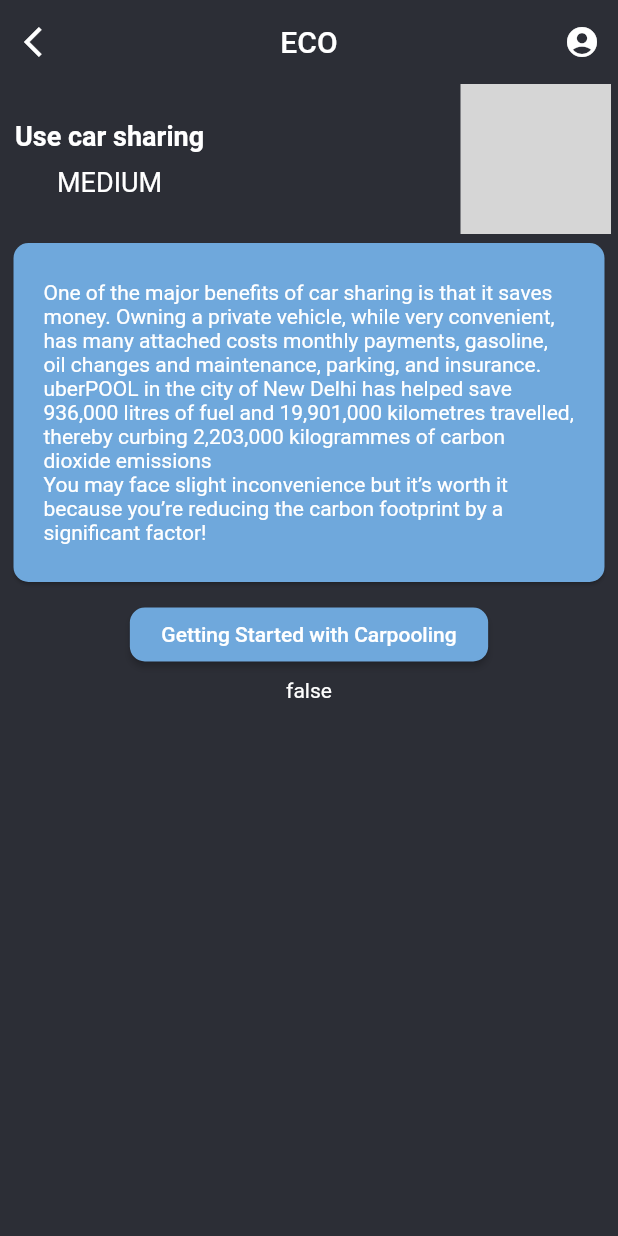
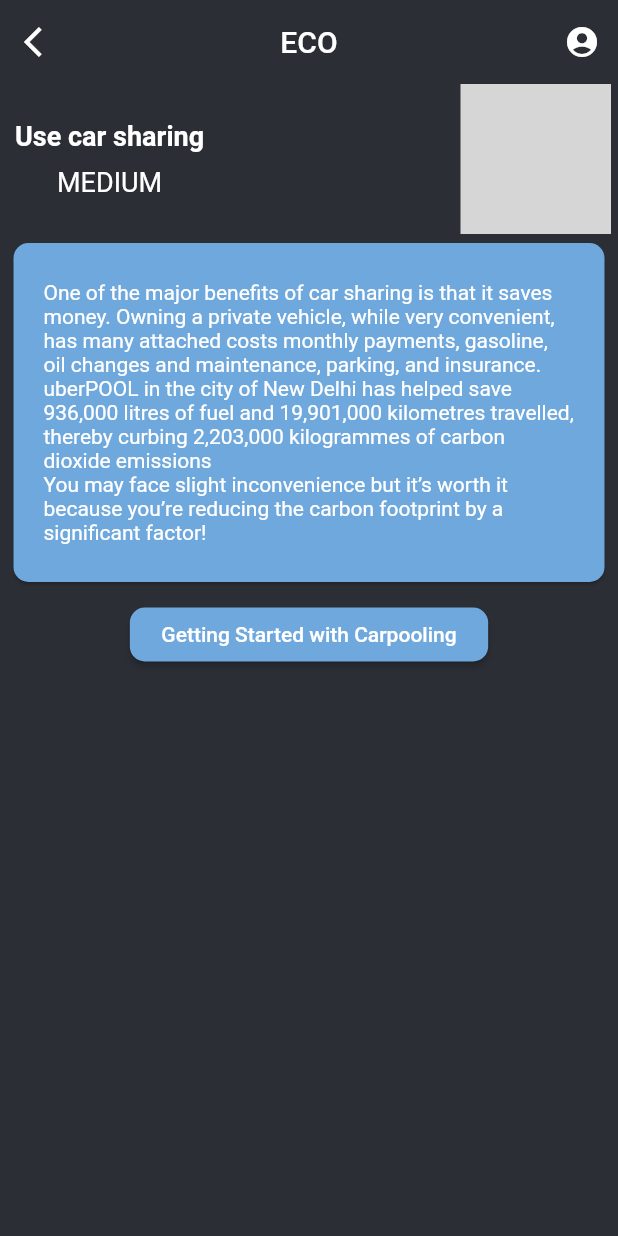
Before and after one commit to shree675/ECOmpanion, a Flutter app: the screen it shows after launch, after a tap on "Did you carpool or share a ride today?", on a phone screen of 412 x 824 dp. Run offline on Flutter 3.47's test engine with Material 2 defaults, Android fonts, the phone set to English and light mode, and no system bars; our stand-ins replace expansion_tile_card, flutter_local_notifications, flutter_svg, shared_preferences; missing offline and left inert: day_night_time_picker, expansion_card; statements that could not run were skipped; grey boxes are pictures that could not be loaded.

Commit message:
fixed badge and quiz

```diff
--- a/Layout/lib/details.dart
+++ b/Layout/lib/details.dart
@@ -1,3 +1,5 @@
+import 'dart:math';
+
 import 'flashcard_model.dart';
 import 'package:flutter/material.dart';
 import 'package:flutter_svg/flutter_svg.dart';
@@ -9,8 +11,8 @@ import 'homescreen.dart';
 
 class Details extends StatefulWidget {
   final FlashcardModel flashcardModel;
-  final int index;
   Details(this.flashcardModel, this.index);
+  int index;
 
   @override
   _DetailsState createState() => _DetailsState(this.flashcardModel, this.index);
@@ -30,22 +32,37 @@ class _DetailsState extends State<Details> {
 
   Color iconColor;
 
-  List<bool> ndeasyrem = new List(9);
-  List<String> easystringrem = new List(9);
-  List<bool> ndmediumrem = new List(19);
-  List<String> mediumstringrem = new List(19);
-  List<bool> ndhardrem = new List(12);
-  List<String> hardstringrem = new List(12);
+  // List<bool> ndeasyrem = new List(9);
+  // List<String> easystringrem = new List(9);
+  // List<bool> ndmediumrem = new List(19);
+  // List<String> mediumstringrem = new List(19);
+  // List<bool> ndhardrem = new List(12);
+  // List<String> hardstringrem = new List(12);
+  //
+  // List<bool> deasyrem = new List(2);
+  // List<String> deasystringrem = new List(2);
+  // List<bool> dmediumrem = new List(6);
+  // List<String> dmediumstringrem = new List(6);
+  // List<bool> dhardrem = new List(3);
+  // List<String> dhardstringrem = new List(3);
 
-  List<bool> deasyrem = new List(2);
-  List<String> deasystringrem = new List(2);
-  List<bool> dmediumrem = new List(6);
-  List<String> dmediumstringrem = new List(6);
-  List<bool> dhardrem = new List(3);
-  List<String> dhardstringrem = new List(3);
+  List<int> ndeasy = new List(9);
+  List<String> easystring = new List(9);
+  List<int> ndmedium = new List(19);
+  List<String> mediumstring = new List(19);
+  List<int> ndhard = new List(12);
+  List<String> hardstring = new List(12);
+
+  List<int> deasy = new List(2);
+  List<String> deasystring = new List(2);
+  List<int> dmedium = new List(6);
+  List<String> dmediumstring = new List(6);
+  List<int> dhard = new List(3);
+  List<String> dhardstring = new List(3);
 
   int diff, id;
   bool daily, level;
+  List<String> badges;
 
   @override
   void initState() {
@@ -54,167 +71,329 @@ class _DetailsState extends State<Details> {
     id -= 1;
     diff = (data[index]["difficulty"] as Map)["scale"];
     daily = data[index]["isDaily"];
+    if((data[index]["badge"] as Map)!=null) {
+      badges = ((data[index]["badge"] as Map)["path"] as List);
+    }
+    else{
+      badges=[null,null,null,null,null,null,null,null,null,null,null,null,null,null,null,null,null,null];
+    }
     // level = data[0]["hasLevel"];
+    // if (!daily) {
+    //   if (diff == 1) {
+    //     ndeasyrem[id] = false;
+    //     easystringrem[id] = "easyrem$id";
+    //   } else if (diff == 2) {
+    //     ndmediumrem[id] = false;
+    //     mediumstringrem[id] = "mediumrem$id";
+    //   } else if (diff == 3) {
+    //     ndhardrem[id] = false;
+    //     hardstringrem[id] = "hardrem$id";
+    //   }
+    // }
+    // // } else if (daily && quiz == 1) {
+    // else if (daily) {
+    //   if (diff == 1) {
+    //     deasyrem[id] = false;
+    //     deasystringrem[id] = "deasyrem$id";
+    //   } else if (diff == 2) {
+    //     dmediumrem[id] = false;
+    //     dmediumstringrem[id] = "dmediumrem$id";
+    //   } else if (diff == 3) {
+    //     dhardrem[id] = false;
+    //     dhardstringrem[id] = "dhardrem$id";
+    //   }
+    // }
     if (!daily) {
       if (diff == 1) {
-        ndeasyrem[id] = false;
-        easystringrem[id] = "easyrem$id";
+        ndeasy[id] = 0;
+        easystring[id] = "easy$id";
       } else if (diff == 2) {
-        ndmediumrem[id] = false;
-        mediumstringrem[id] = "mediumrem$id";
+        ndmedium[id] = 0;
+        mediumstring[id] = "medium$id";
       } else if (diff == 3) {
-        ndhardrem[id] = false;
-        hardstringrem[id] = "hardrem$id";
+        ndhard[id] = 0;
+        hardstring[id] = "hard$id";
       }
     }
     // } else if (daily && quiz == 1) {
     else if (daily) {
       if (diff == 1) {
-        deasyrem[id] = false;
-        deasystringrem[id] = "deasyrem$id";
+        deasy[id] = 0;
+        deasystring[id] = "deasy$id";
       } else if (diff == 2) {
-        dmediumrem[id] = false;
-        dmediumstringrem[id] = "dmediumrem$id";
+        dmedium[id] = 0;
+        dmediumstring[id] = "dmedium$id";
       } else if (diff == 3) {
-        dhardrem[id] = false;
-        dhardstringrem[id] = "dhardrem$id";
+        dhard[id] = 0;
+        dhardstring[id] = "dhard$id";
       }
     }
+    for(int i=0;i<9;i++){
+      ndeasy[i]=0;
+    }
+    for(int i=0;i<19;i++){
+      ndmedium[i]=0;
+    }
+    for(int i=0;i<12;i++){
+      ndhard[i]=0;
+    }
+    for(int i=0;i<2;i++){
+      deasy[i]=0;
+    }
+    for(int i=0;i<6;i++){
+      dmedium[i]=0;
+    }
+    for(int i=0;i<3;i++){
+      dhard[i]=0;
+    }
     loadCounter(diff, id);
+    loadCounter2();
   }
+
+  // loadCounter(diff, id) async {
+  //   SharedPreferences pre = await SharedPreferences.getInstance();
+  //   setState(() {
+  //     if (!daily) {
+  //       if (diff == 1) {
+  //         ndeasyrem[id] = pre.getBool('easyrem$id') ?? false;
+  //         // data[index]["currentLevel"]=ndeasy[id];
+  //         r = ndeasyrem[id];
+  //         if (ndeasyrem[id] == false) {
+  //           iconColor = Colors.pink;
+  //         } else {
+  //           iconColor = Colors.yellow;
+  //         }
+  //       } else if (diff == 2) {
+  //         ndmediumrem[id] = pre.getBool('mediumrem$id') ?? false;
+  //         // data[index]["currentLevel"]=ndmedium[id];
+  //         r = ndmediumrem[id];
+  //         if (ndmediumrem[id] == false) {
+  //           iconColor = Colors.pink;
+  //         } else {
+  //           iconColor = Colors.yellow;
+  //         }
+  //       } else if (diff == 3) {
+  //         ndhardrem[id] = pre.getBool('hardrem$id') ?? false;
+  //         // data[index]["currentLevel"]=ndhard[id];
+  //         r = ndhardrem[id];
+  //         if (ndhardrem[id] == false) {
+  //           iconColor = Colors.pink;
+  //         } else {
+  //           iconColor = Colors.yellow;
+  //         }
+  //       }
+  //     }
+  //     // } else if (daily && quiz == 1) {
+  //     else if (daily) {
+  //       if (diff == 1) {
+  //         deasyrem[id] = pre.getBool('deasyrem$id') ?? false;
+  //         // data[index]["currentLevel"]=deasy[id];
+  //         r = deasyrem[id];
+  //         if (deasyrem[id] == false) {
+  //           iconColor = Colors.pink;
+  //         } else {
+  //           iconColor = Colors.yellow;
+  //         }
+  //       } else if (diff == 2) {
+  //         dmediumrem[id] = pre.getBool('dmediumrem$id') ?? false;
+  //         r = dmediumrem[id];
+  //         // data[index]["currentLevel"]=dmedium[id];
+  //         if (dmediumrem[id] == false) {
+  //           iconColor = Colors.pink;
+  //         } else {
+  //           iconColor = Colors.yellow;
+  //         }
+  //       } else if (diff == 3) {
+  //         dhardrem[id] = pre.getBool('dhardrem$id') ?? false;
+  //         r = dhardrem[id];
+  //         // data[index]["currentLevel"]=dhard[id];
+  //         if (dhardrem[id] == false) {
+  //           iconColor = Colors.pink;
+  //         } else {
+  //           iconColor = Colors.yellow;
+  //         }
+  //       }
+  //     }
+  //   });
+  // }
+
+  // bool r;
+
+  int curLevel;
 
   loadCounter(diff, id) async {
     SharedPreferences pre = await SharedPreferences.getInstance();
     setState(() {
       if (!daily) {
         if (diff == 1) {
-          ndeasyrem[id] = pre.getBool('easyrem$id') ?? false;
-          // this.data["currentLevel"]=ndeasy[id];
-          r = ndeasyrem[id];
-          if (ndeasyrem[id] == false) {
-            iconColor = Colors.pink;
-          } else {
-            iconColor = Colors.yellow;
-          }
+          ndeasy[id] = pre.getInt('easy$id') ?? 0;
+          data[index]["currentLevel"] = ndeasy[id];
+          curLevel = ndeasy[id];
         } else if (diff == 2) {
-          ndmediumrem[id] = pre.getBool('mediumrem$id') ?? false;
-          // this.data["currentLevel"]=ndmedium[id];
-          r = ndmediumrem[id];
-          if (ndmediumrem[id] == false) {
-            iconColor = Colors.pink;
-          } else {
-            iconColor = Colors.yellow;
-          }
+          ndmedium[id] = pre.getInt('medium$id') ?? 0;
+          data[index]["currentLevel"] = ndmedium[id];
+          curLevel = ndmedium[id];
         } else if (diff == 3) {
-          ndhardrem[id] = pre.getBool('hardrem$id') ?? false;
-          // this.data["currentLevel"]=ndhard[id];
-          r = ndhardrem[id];
-          if (ndhardrem[id] == false) {
-            iconColor = Colors.pink;
-          } else {
-            iconColor = Colors.yellow;
-          }
+          ndhard[id] = pre.getInt('hard$id') ?? 0;
+          data[index]["currentLevel"] = ndhard[id];
+          curLevel = ndhard[id];
         }
       }
       // } else if (daily && quiz == 1) {
-      else if (daily) {
+        else if (daily) {
         if (diff == 1) {
-          deasyrem[id] = pre.getBool('deasyrem$id') ?? false;
-          // this.data["currentLevel"]=deasy[id];
-          r = deasyrem[id];
-          if (deasyrem[id] == false) {
-            iconColor = Colors.pink;
-          } else {
-            iconColor = Colors.yellow;
-          }
+          deasy[id] = pre.getInt('deasy$id') ?? 0;
+          data[index]["currentLevel"] = deasy[id];
+          curLevel = deasy[id];
         } else if (diff == 2) {
-          dmediumrem[id] = pre.getBool('dmediumrem$id') ?? false;
-          r = dmediumrem[id];
-          // this.data["currentLevel"]=dmedium[id];
-          if (dmediumrem[id] == false) {
-            iconColor = Colors.pink;
-          } else {
-            iconColor = Colors.yellow;
-          }
+          dmedium[id] = pre.getInt('dmedium$id') ?? 0;
+          data[index]["currentLevel"] = dmedium[id];
+          curLevel = dmedium[id];
         } else if (diff == 3) {
-          dhardrem[id] = pre.getBool('dhardrem$id') ?? false;
-          r = dhardrem[id];
-          // this.data["currentLevel"]=dhard[id];
-          if (dhardrem[id] == false) {
-            iconColor = Colors.pink;
-          } else {
-            iconColor = Colors.yellow;
-          }
+          dhard[id] = pre.getInt('dhard$id') ?? 0;
+          data[index]["currentLevel"] = dhard[id];
+          curLevel = dhard[id];
         }
       }
     });
   }
 
-  bool r;
+  // updateCounter() async {
+  //   SharedPreferences pre = await SharedPreferences.getInstance();
+  //   setState(() {
+  //     if (!daily) {
+  //       if (diff == 1) {
+  //         ndeasyrem[id] = pre.getBool('easyrem$id') ?? false;
+  //         if (ndeasyrem[id] == false) {
+  //           pre.setBool('easyrem$id', true);
+  //           iconColor = Colors.yellow;
+  //         } else {
+  //           pre.setBool('easyrem$id', false);
+  //           iconColor = Colors.pink;
+  //         }
+  //       } else if (diff == 2) {
+  //         ndmediumrem[id] = pre.getBool('mediumrem$id') ?? false;
+  //         if (ndmediumrem[id] == false) {
+  //           pre.setBool('mediumrem$id', true);
+  //           iconColor = Colors.yellow;
+  //         } else {
+  //           pre.setBool('mediumrem$id', false);
+  //           iconColor = Colors.pink;
+  //         }
+  //       } else if (diff == 3) {
+  //         ndhardrem[id] = pre.getBool('hardrem$id') ?? false;
+  //         if (ndhardrem[id] == false) {
+  //           pre.setBool('hardrem$id', true);
+  //           iconColor = Colors.yellow;
+  //         } else {
+  //           pre.setBool('hardrem$id', false);
+  //           iconColor = Colors.pink;
+  //         }
+  //       }
+  //     } else if (daily) {
+  //       if (diff == 1) {
+  //         deasyrem[id] = pre.getBool('deasyrem$id') ?? false;
+  //         if (deasyrem[id] == false) {
+  //           pre.setBool('deasyrem$id', true);
+  //           iconColor = Colors.yellow;
+  //         } else {
+  //           pre.setBool('deasyrem$id', false);
+  //           iconColor = Colors.pink;
+  //         }
+  //       } else if (diff == 2) {
+  //         dmediumrem[id] = pre.getBool('dmediumrem$id') ?? false;
+  //         if (dmediumrem[id] == false) {
+  //           pre.setBool('dmediumrem$id', true);
+  //           iconColor = Colors.yellow;
+  //         } else {
+  //           pre.setBool('dmediumrem$id', false);
+  //           iconColor = Colors.pink;
+  //         }
+  //       } else if (diff == 3) {
+  //         dhardrem[id] = pre.getBool('dhardrem$id') ?? false;
+  //         if (dhardrem[id] == false) {
+  //           pre.setBool('dhardrem$id', true);
+  //           iconColor = Colors.yellow;
+  //         } else {
+  //           pre.setBool('dhardrem$id', false);
+  //           iconColor = Colors.pink;
+  //         }
+  //       }
+  //     }
+  //   });
+  // }
 
-  updateCounter() async {
+  int getl(int diff,int id, bool daily) {
+    int an;
+    if(!daily){
+      if(diff==1){
+        an= ndeasy[id];
+      }
+      else if(diff==2){
+        an= ndmedium[id];
+      }
+      else if(diff==3){
+        an= ndhard[id];
+      }
+    }
+    else{
+      if(diff==1){
+        an= deasy[id];
+      }
+      else if(diff==2){
+        an= dmedium[id];
+      }
+      else if(diff==3){
+        an= dhard[id];
+      }
+    }
+    return getLevel(diff, an, daily);
+  }
+
+  loadCounter2() async {
     SharedPreferences pre = await SharedPreferences.getInstance();
     setState(() {
-      if (!daily) {
-        if (diff == 1) {
-          ndeasyrem[id] = pre.getBool('easyrem$id') ?? false;
-          if (ndeasyrem[id] == false) {
-            pre.setBool('easyrem$id', true);
-            iconColor = Colors.yellow;
-          } else {
-            pre.setBool('easyrem$id', false);
-            iconColor = Colors.pink;
-          }
-        } else if (diff == 2) {
-          ndmediumrem[id] = pre.getBool('mediumrem$id') ?? false;
-          if (ndmediumrem[id] == false) {
-            pre.setBool('mediumrem$id', true);
-            iconColor = Colors.yellow;
-          } else {
-            pre.setBool('mediumrem$id', false);
-            iconColor = Colors.pink;
-          }
-        } else if (diff == 3) {
-          ndhardrem[id] = pre.getBool('hardrem$id') ?? false;
-          if (ndhardrem[id] == false) {
-            pre.setBool('hardrem$id', true);
-            iconColor = Colors.yellow;
-          } else {
-            pre.setBool('hardrem$id', false);
-            iconColor = Colors.pink;
-          }
-        }
-      } else if (daily) {
-        if (diff == 1) {
-          deasyrem[id] = pre.getBool('deasyrem$id') ?? false;
-          if (deasyrem[id] == false) {
-            pre.setBool('deasyrem$id', true);
-            iconColor = Colors.yellow;
-          } else {
-            pre.setBool('deasyrem$id', false);
-            iconColor = Colors.pink;
-          }
-        } else if (diff == 2) {
-          dmediumrem[id] = pre.getBool('dmediumrem$id') ?? false;
-          if (dmediumrem[id] == false) {
-            pre.setBool('dmediumrem$id', true);
-            iconColor = Colors.yellow;
-          } else {
-            pre.setBool('dmediumrem$id', false);
-            iconColor = Colors.pink;
-          }
-        } else if (diff == 3) {
-          dhardrem[id] = pre.getBool('dhardrem$id') ?? false;
-          if (dhardrem[id] == false) {
-            pre.setBool('dhardrem$id', true);
-            iconColor = Colors.yellow;
-          } else {
-            pre.setBool('dhardrem$id', false);
-            iconColor = Colors.pink;
-          }
-        }
+      for(int i=0;i<9;i++){
+        ndeasy[i]=pre.getInt('easy$i') ?? 0;
+      }
+      for(int i=0;i<19;i++){
+        ndmedium[i]=pre.getInt('medium$i') ?? 0;
+      }
+      for(int i=0;i<12;i++){
+        ndhard[i]=pre.getInt('hard$i') ?? 0;
+      }
+      for(int i=0;i<2;i++){
+        deasy[i]=pre.getInt('deasy$i') ?? 0;
+      }
+      for(int i=0;i<6;i++){
+        dmedium[i]=pre.getInt('dmedium$i') ?? 0;
+      }
+      for(int i=0;i<3;i++){
+        dhard[i]=pre.getInt('dhard$i') ?? 0;
       }
     });
+  }
+
+  int getLevel(int d, int an, bool isdaily) {
+    if (an <= 0) {
+      return 0;
+    } else if (isdaily) {
+      if (d == 1) {
+        return ((7 + sqrt(24 * an - 23)) / 6).floor().toInt();
+      } else if (d == 2) {
+        return (1 + sqrt(an - 1)).floor().toInt();
+      } else {
+        return ((1 + sqrt(8 * an - 7)) / 2).floor().toInt();
+      }
+    } else {
+      if (d == 1) {
+        return an ~/ 3;
+      } else if (d == 2) {
+        return an ~/ 2;
+      } else if (d == 3) {
+        return (an).toInt();
+      }
+    }
   }
 
   @override
@@ -299,15 +478,15 @@ class _DetailsState extends State<Details> {
                         child: SizedBox(
                           height: 100,
                           width: 100,
-                          child: SvgPicture.asset(
-                            (widget.flashcardModel.badge)["path"]
-                                [widget.flashcardModel.currentLevel - 1],
+                          child: widget.flashcardModel.badge!=null ? SvgPicture.asset(
+                            widget.flashcardModel.badge["path"][getl(widget.flashcardModel.difficulty["scale"], widget.flashcardModel.id-1, daily)],
+                            )
+                              :SizedBox(height: 0,width: 0,),
+                                  ),
                           ),
                         ),
                       ),
                     ),
-                  ),
-                ),
                 SizedBox(
                   width: 5,
                 ),
@@ -364,12 +543,12 @@ class _DetailsState extends State<Details> {
                     ),
                   )
                   .toList(),
-            Text(
-              '$r',
-              style: TextStyle(
-                color: Colors.white,
-              ),
-            ),
+            // Text(
+            //   '$r',
+            //   style: TextStyle(
+            //     color: Colors.white,
+            //   ),
+            // ),
           ],
         ),
       ),
```
